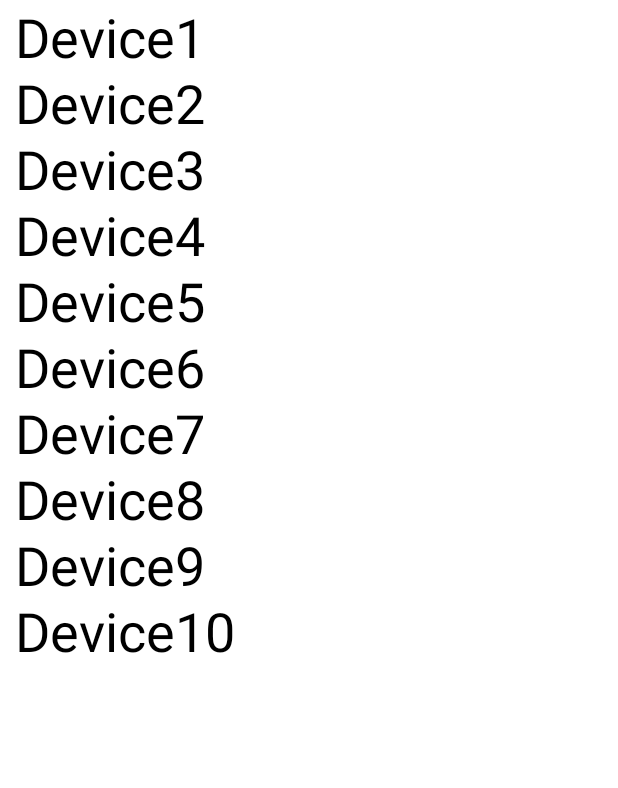
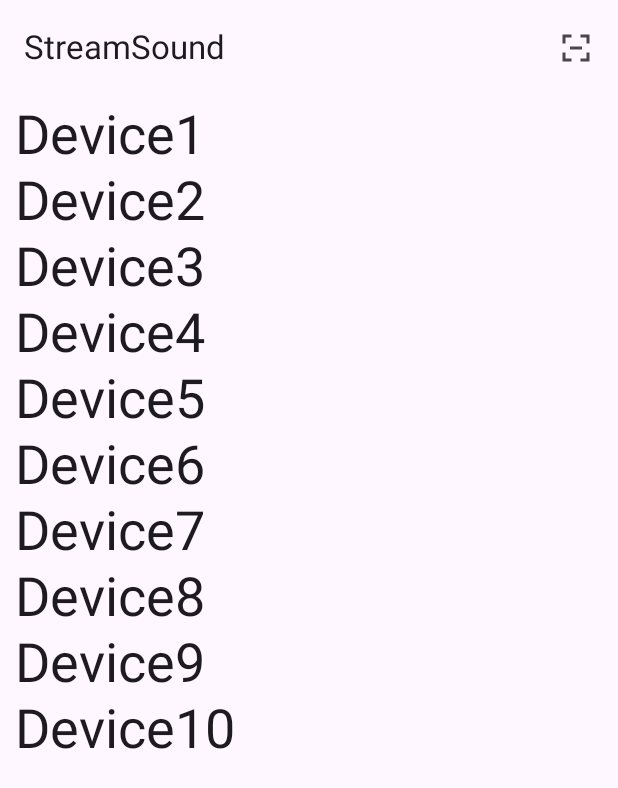
Before and after one commit to bit8192/StreamAudioAndroid, an Android app built with Jetpack Compose: the @Preview function PreviewMainApp, on a phone screen of 412 x 824 dp. Shown: the top 788 px of the screen. Run offline under Robolectric (Android 15) with nearby library versions, the phone set to English and light mode, and no system bars; libraries missing offline, so code that uses them is left out: com.journeyapps.barcodescanner.

Commit message:
添加标题栏和扫码按钮

```diff
--- a/app/src/main/java/cn/bincker/stream/sound/MainActivity.kt
+++ b/app/src/main/java/cn/bincker/stream/sound/MainActivity.kt
@@ -1,80 +1,67 @@
 package cn.bincker.stream.sound
 
 import android.Manifest
+import android.content.ActivityNotFoundException
 import android.content.ComponentName
 import android.content.Intent
 import android.content.ServiceConnection
 import android.content.pm.PackageManager
 import android.os.Bundle
 import android.os.IBinder
+import android.util.Log
+import android.widget.Toast
 import androidx.activity.ComponentActivity
+import androidx.activity.compose.LocalActivity
 import androidx.activity.compose.setContent
 import androidx.activity.enableEdgeToEdge
+import androidx.activity.result.ActivityResultLauncher
 import androidx.activity.viewModels
-import androidx.compose.foundation.BorderStroke
-import androidx.compose.foundation.border
 import androidx.compose.foundation.clickable
 import androidx.compose.foundation.layout.Arrangement
 import androidx.compose.foundation.layout.Box
 import androidx.compose.foundation.layout.Column
-import androidx.compose.foundation.layout.PaddingValues
-import androidx.compose.foundation.layout.Row
 import androidx.compose.foundation.layout.fillMaxSize
 import androidx.compose.foundation.layout.fillMaxWidth
 import androidx.compose.foundation.layout.padding
 import androidx.compose.foundation.lazy.LazyColumn
 import androidx.compose.foundation.lazy.items
 import androidx.compose.material3.ExperimentalMaterial3Api
-import androidx.compose.material3.HorizontalDivider
+import androidx.compose.material3.Icon
+import androidx.compose.material3.IconButton
 import androidx.compose.material3.Scaffold
-import androidx.compose.material3.Shapes
 import androidx.compose.material3.Text
+import androidx.compose.material3.TopAppBar
 import androidx.compose.material3.pulltorefresh.PullToRefreshBox
 import androidx.compose.material3.pulltorefresh.rememberPullToRefreshState
 import androidx.compose.runtime.Composable
 import androidx.compose.runtime.getValue
-import androidx.compose.ui.Alignment
 import androidx.compose.ui.Modifier
-import androidx.compose.ui.graphics.Color
+import androidx.compose.ui.platform.LocalContext
+import androidx.compose.ui.res.painterResource
+import androidx.compose.ui.res.stringResource
 import androidx.compose.ui.tooling.preview.Preview
 import androidx.compose.ui.unit.dp
 import androidx.compose.ui.unit.sp
+import androidx.core.app.ActivityCompat.requestPermissions
 import cn.bincker.stream.sound.entity.AudioServerInfo
 import cn.bincker.stream.sound.ui.theme.StreamSoundTheme
 import cn.bincker.stream.sound.vm.DeviceListViewModel
+import com.journeyapps.barcodescanner.ScanContract
+import com.journeyapps.barcodescanner.ScanOptions
 import java.net.InetSocketAddress
 
+private const val TAG = "MainActivity"
 class MainActivity : ComponentActivity() {
     private var audioServiceBinder: AudioService.AudioServiceBinder? = null
     private val vm by viewModels<DeviceListViewModel>()
+    private lateinit var barcodeLauncher : ActivityResultLauncher<ScanOptions>
     override fun onCreate(savedInstanceState: Bundle?) {
         super.onCreate(savedInstanceState)
+
         enableEdgeToEdge()
         setContent {
             StreamSoundTheme {
-                Scaffold(modifier = Modifier.fillMaxSize()) { innerPadding ->
-                    /*Box(modifier = Modifier.padding(innerPadding).fillMaxSize(), contentAlignment = Alignment.Center) {
-                        Column {
-                            Button({
-                                startForegroundService(
-                                    Intent(this@MainActivity, AudioService::class.java).apply {
-                                        putExtra("cmd", 0)
-                                    }
-                                )
-                            }){
-                                Text("Start")
-                            }
-                            Button({
-                                startForegroundService(Intent(this@MainActivity, AudioService::class.java).apply {
-                                    putExtra("cmd", 1)
-                                })
-                            }, modifier = Modifier.padding(top = 10.dp)){
-                                Text("Stop")
-                            }
-                        }
-                    }*/
-                    DevicesList(modifier = Modifier.padding(innerPadding), vm = vm) { audioServiceBinder }
-                }
+                Page(vm, audioServiceBinder, barcodeLauncher)
             }
         }
     }
@@ -110,6 +97,17 @@ class MainActivity : ComponentActivity() {
                 audioServiceBinder = null
             }
         }, BIND_AUTO_CREATE)
+
+        barcodeLauncher = registerForActivityResult(ScanContract()) { result ->
+            if(result.contents != null){
+                Log.d("MainActivity", "Scanned code: ${result.contents}")
+                // 处理扫描结果
+                audioServiceBinder?.pairDevice(result.contents)
+                Toast.makeText(this, "Scanned: ${result.contents}", Toast.LENGTH_LONG).show()
+            } else {
+                Log.d("MainActivity", "No code scanned")
+            }
+        }
     }
 }
 
@@ -122,9 +120,13 @@ fun DevicesList(modifier: Modifier = Modifier, vm: DeviceListViewModel = DeviceL
         PullToRefreshBox(isRefresh, onRefresh = {
             vm.refresh(binderGetter.invoke())
         }, state = pullToRefreshState) {
-            LazyColumn(modifier = Modifier.fillMaxSize().padding(10.dp, 5.dp), verticalArrangement = Arrangement.spacedBy(2.dp)) {
+            LazyColumn(modifier = Modifier
+                .fillMaxSize()
+                .padding(10.dp, 5.dp), verticalArrangement = Arrangement.spacedBy(2.dp)) {
                 items(vm.serverList.toList(), {it.address}) {
-                    Column(modifier = Modifier.fillMaxWidth().clickable {  }) {
+                    Column(modifier = Modifier
+                        .fillMaxWidth()
+                        .clickable { }) {
                         Text(it.name, fontSize = 36.sp)
                     }
                 }
@@ -133,6 +135,43 @@ fun DevicesList(modifier: Modifier = Modifier, vm: DeviceListViewModel = DeviceL
     }
 }
 
+@Composable
+@OptIn(ExperimentalMaterial3Api::class)
+private fun Page(vm: DeviceListViewModel, audioServiceBinder: AudioService.AudioServiceBinder? = null, barcodeLauncher: ActivityResultLauncher<ScanOptions>? = null) {
+    Scaffold(
+        modifier = Modifier.fillMaxSize(),
+        topBar = {
+            TopAppBar(
+                title = { Text(stringResource(R.string.app_name)) },
+                actions = {
+                    val context = LocalContext.current
+                    val activity = LocalActivity.current
+                    IconButton(onClick = {
+                        if(context.checkSelfPermission(Manifest.permission.CAMERA) != PackageManager.PERMISSION_GRANTED){
+                            if(activity != null) requestPermissions(activity, arrayOf(Manifest.permission.CAMERA), 0)
+                        }
+                        if(context.checkSelfPermission(Manifest.permission.READ_MEDIA_IMAGES) != PackageManager.PERMISSION_GRANTED){
+                            if(activity != null) requestPermissions(activity, arrayOf(Manifest.permission.READ_MEDIA_IMAGES), 0)
+                        }
+                        Log.d(TAG, "Page: scan btn, barcodeLauncher=$barcodeLauncher")
+                        barcodeLauncher?.launch(ScanOptions().apply {
+                            setDesiredBarcodeFormats(ScanOptions.QR_CODE)
+                            setPrompt("请将二维码置于取景框内扫描")
+                            setBeepEnabled(true)
+                            setOrientationLocked(false)
+                        })
+                    }) {
+                        Icon(painterResource(R.drawable.ic_qr_scan), contentDescription = "扫码")
+                    }
+                }
+            )
+        }
+    ) { innerPadding ->
+        DevicesList(modifier = Modifier.padding(innerPadding), vm = vm) { audioServiceBinder }
+    }
+}
+
+@OptIn(ExperimentalMaterial3Api::class)
 @Preview
 @Composable
 fun PreviewMainApp(){
@@ -140,5 +179,6 @@ fun PreviewMainApp(){
     for (i in 0 until 10) {
         vm.serverList.add(AudioServerInfo("Device" + (i + 1), InetSocketAddress("192.168.1." + (i + 1), 0)))
     }
-    DevicesList(vm = vm) {null}
+    // Preview 中也展示顶部栏
+    Page(vm = vm)
 }
--- /dev/null
+++ b/app/src/main/res/drawable/ic_qr_scan.xml
@@ -0,0 +1,31 @@
+<vector xmlns:android="http://schemas.android.com/apk/res/android"
+    android:width="24dp"
+    android:height="24dp"
+    android:viewportWidth="24"
+    android:viewportHeight="24">
+
+    <!-- 左上角 L -->
+    <path
+        android:fillColor="#FF000000"
+        android:pathData="M3,3 H9 V5 H5 V9 H3 Z" />
+
+    <!-- 右上角 L（反向） -->
+    <path
+        android:fillColor="#FF000000"
+        android:pathData="M15,3 H21 V9 H19 V5 H15 Z" />
+
+    <!-- 左下角 L（反向） -->
+    <path
+        android:fillColor="#FF000000"
+        android:pathData="M3,15 H5 V19 H9 V21 H3 Z" />
+
+    <!-- 右下角 小矩形 -->
+    <path
+        android:fillColor="#FF000000"
+        android:pathData="M15,19 H19 V15 H21 V21 H15 Z" />
+
+    <!-- 中央几个小方块（模拟二维码模块） -->
+    <path
+        android:fillColor="#FF000000"
+        android:pathData="M8,11 H16 V13 H8 Z" />
+</vector>
```
Also changed, not shown: app/build.gradle.kts (+14 -9 lines), app/src/main/AndroidManifest.xml (+9 -0 lines), app/src/main/java/cn/bincker/stream/sound/AudioService.kt (+49 -0 lines), app/src/main/java/cn/bincker/stream/sound/vm/DeviceListViewModel.kt (+9 -9 lines).
